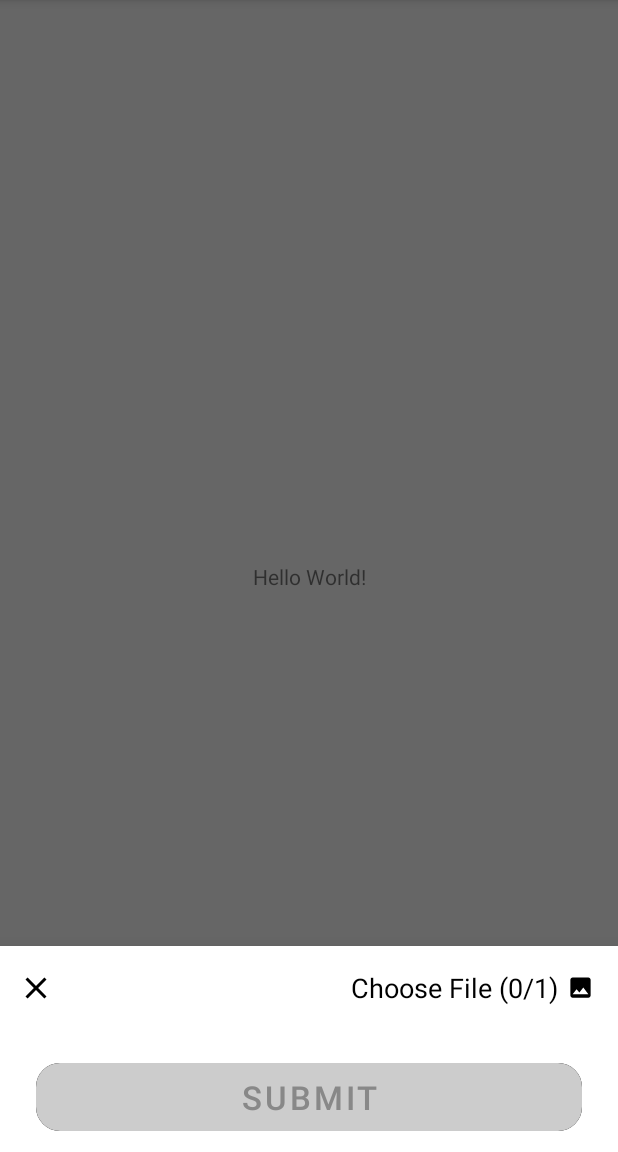
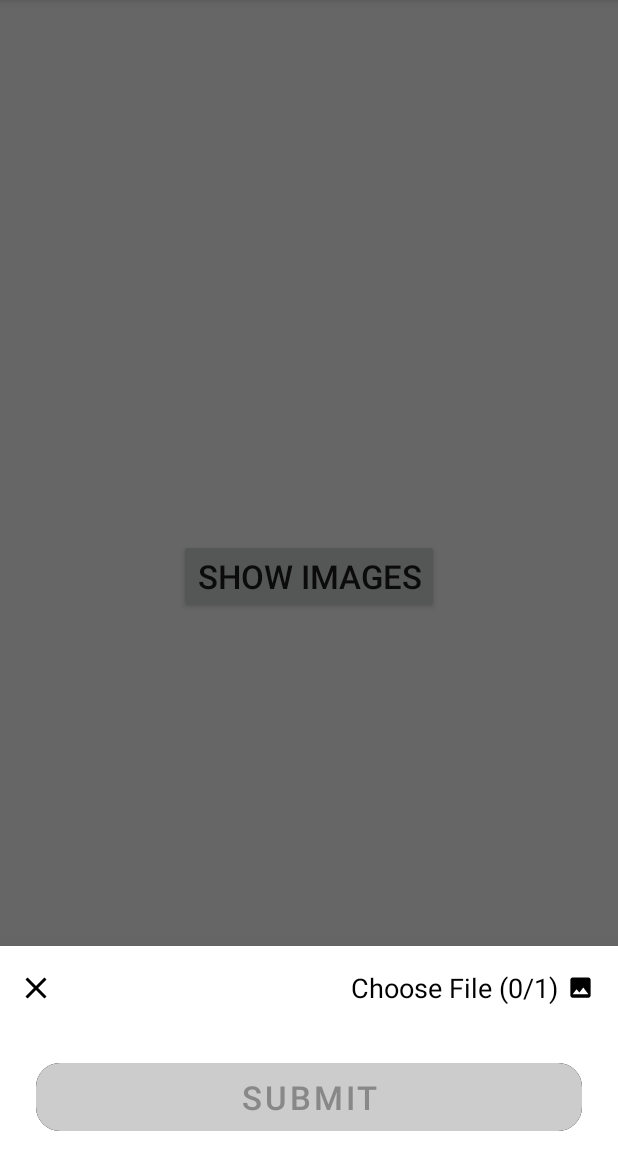
Before and after one commit to MajidArabi/AndroidFilePicker, an Android app: the fragment FilePicker placed in its activity, on a phone screen of 412 x 824 dp, the part 84-1236 px from its top. Run offline under Robolectric (Android 15) with nearby library versions, the phone set to English and light mode, and no system bars.

Commit message:
rename package name

```diff
--- a/app/src/main/java/ir/one_developer/filepickerlibrary/MainActivity.kt
+++ b/app/src/main/java/ir/one_developer/filepickerlibrary/MainActivity.kt
@@ -4,9 +4,9 @@ import android.os.Bundle
 import android.util.Log
 import android.widget.TextView
 import androidx.appcompat.app.AppCompatActivity
-import ir.one_developer.file_picker.FilePicker
-import ir.one_developer.file_picker.FileType
-import ir.one_developer.file_picker.ListDirection
+import com.github.file_picker.FilePicker
+import com.github.file_picker.FileType
+import com.github.file_picker.ListDirection
 
 class MainActivity : AppCompatActivity() {
     override fun onCreate(savedInstanceState: Bundle?) {
@@ -14,7 +14,8 @@ class MainActivity : AppCompatActivity() {
         setContentView(R.layout.activity_main)
 
         var video = false
-        findViewById<TextView>(R.id.textView).setOnClickListener {
+        val button = findViewById<TextView>(R.id.btn_show_files)
+        button.setOnClickListener {
             FilePicker.show(
                 activity = this,
                 gridSpanCount = 3,
@@ -25,6 +26,7 @@ class MainActivity : AppCompatActivity() {
                 Log.e("F_PATH", "$it")
             }
             video = !video
+            button.text = if (video) "Show Videos" else "Show Images"
         }
 
     }
--- a/app/src/main/res/layout/activity_main.xml
+++ b/app/src/main/res/layout/activity_main.xml
@@ -1,19 +1,18 @@
 <?xml version="1.0" encoding="utf-8"?>
-<androidx.constraintlayout.widget.ConstraintLayout xmlns:android="http://schemas.android.com/apk/res/android"
-    xmlns:app="http://schemas.android.com/apk/res-auto"
+<androidx.appcompat.widget.LinearLayoutCompat xmlns:android="http://schemas.android.com/apk/res/android"
     xmlns:tools="http://schemas.android.com/tools"
     android:layout_width="match_parent"
     android:layout_height="match_parent"
+    android:background="@color/white"
+    android:gravity="center"
+    android:orientation="vertical"
     tools:context=".MainActivity">
 
-    <TextView
-        android:id="@+id/textView"
+    <androidx.appcompat.widget.AppCompatButton
+        android:id="@+id/btn_show_files"
         android:layout_width="wrap_content"
         android:layout_height="wrap_content"
-        android:text="Hello World!"
-        app:layout_constraintBottom_toBottomOf="parent"
-        app:layout_constraintLeft_toLeftOf="parent"
-        app:layout_constraintRight_toRightOf="parent"
-        app:layout_constraintTop_toTopOf="parent" />
+        android:text="Show Images"
+        android:textSize="22sp" />
 
-</androidx.constraintlayout.widget.ConstraintLayout>
+</androidx.appcompat.widget.LinearLayoutCompat>
--- a/file-picker/src/main/java/ir/one_developer/file_picker/Const.kt
+++ b/file-picker/src/main/java/com/github/file_picker/Const.kt
@@ -1,4 +1,4 @@
-package ir.one_developer.file_picker
+package com.github.file_picker
 
 import android.os.Parcelable
 import kotlinx.parcelize.Parcelize
--- a/file-picker/src/main/java/ir/one_developer/file_picker/Extention.kt
+++ b/file-picker/src/main/java/com/github/file_picker/Extention.kt
@@ -1,4 +1,4 @@
-package ir.one_developer.file_picker
+package com.github.file_picker
 
 import android.Manifest
 import android.app.Activity
--- a/file-picker/src/main/java/ir/one_developer/file_picker/FilePicker.kt
+++ b/file-picker/src/main/java/com/github/file_picker/FilePicker.kt
@@ -1,4 +1,4 @@
-package ir.one_developer.file_picker
+package com.github.file_picker
 
 import android.content.DialogInterface
 import android.graphics.Color
@@ -14,9 +14,9 @@ import androidx.recyclerview.widget.RecyclerView
 import com.google.android.material.bottomsheet.BottomSheetBehavior
 import com.google.android.material.bottomsheet.BottomSheetDialog
 import com.google.android.material.bottomsheet.BottomSheetDialogFragment
-import ir.one_developer.file_picker.adapter.ItemAdapter
+import com.github.file_picker.adapter.ItemAdapter
 import ir.one_developer.file_picker.databinding.FilePickerBinding
-import ir.one_developer.file_picker.model.Media
+import com.github.file_picker.model.Media
 import kotlinx.coroutines.CoroutineScope
 import kotlinx.coroutines.Dispatchers
 import kotlinx.coroutines.launch
@@ -226,7 +226,7 @@ class FilePicker : BottomSheetDialogFragment() {
             selectedFilesListener: (files: List<Media>) -> Unit,
         ) {
             if (isShown) return
-            this.selectedFilesListener = selectedFilesListener
+            Companion.selectedFilesListener = selectedFilesListener
             FilePicker().apply {
                 arguments = Bundle().apply {
                     putString(TITLE_KEY, title)
--- a/file-picker/src/main/java/ir/one_developer/file_picker/model/Media.kt
+++ b/file-picker/src/main/java/com/github/file_picker/model/Media.kt
@@ -1,4 +1,4 @@
-package ir.one_developer.file_picker.model
+package com.github.file_picker.model
 
 import android.os.Parcelable
 import kotlinx.parcelize.Parcelize
--- a/file-picker/src/main/res/layout/file_picker.xml
+++ b/file-picker/src/main/res/layout/file_picker.xml
@@ -6,7 +6,7 @@
     android:layout_height="match_parent"
     android:layoutDirection="ltr"
     android:orientation="vertical"
-    tools:context=".FilePicker">
+    tools:context="com.github.file_picker.FilePicker">
 
     <FrameLayout
         android:layout_width="match_parent"
--- a/settings.gradle
+++ b/settings.gradle
@@ -13,6 +13,7 @@ dependencyResolutionManagement {
         gradlePluginPortal()
         maven { url 'https://gradle.iranrepo.ir' }
         maven { url 'https://maven.google.com' }
+        maven { url 'https://jitpack.io' }
         google()
         mavenCentral()
     }
```
Also changed, not shown: file-picker/src/main/java/com/github/file_picker/adapter/ItemAdapter.kt (renamed from file-picker/src/main/java/ir/one_developer/file_picker/adapter/ItemAdapter.kt, +4 -4 lines), file-picker/src/main/java/com/github/file_picker/adapter/ItemVH.kt (renamed from file-picker/src/main/java/ir/one_developer/file_picker/adapter/ItemVH.kt, +4 -6 lines).
